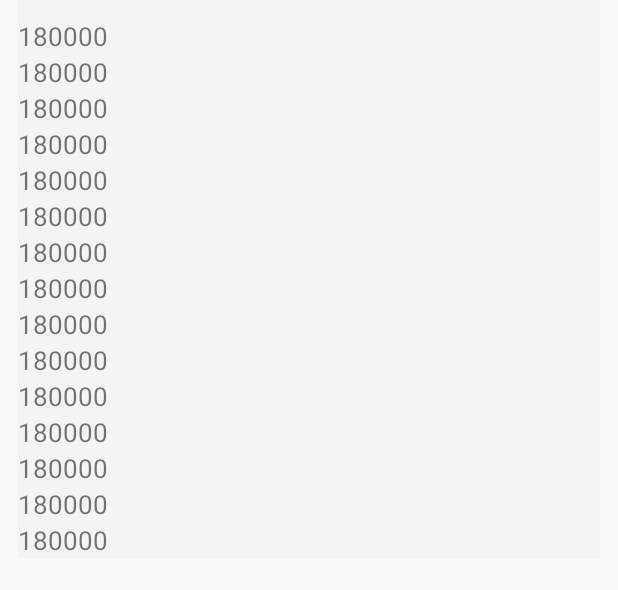
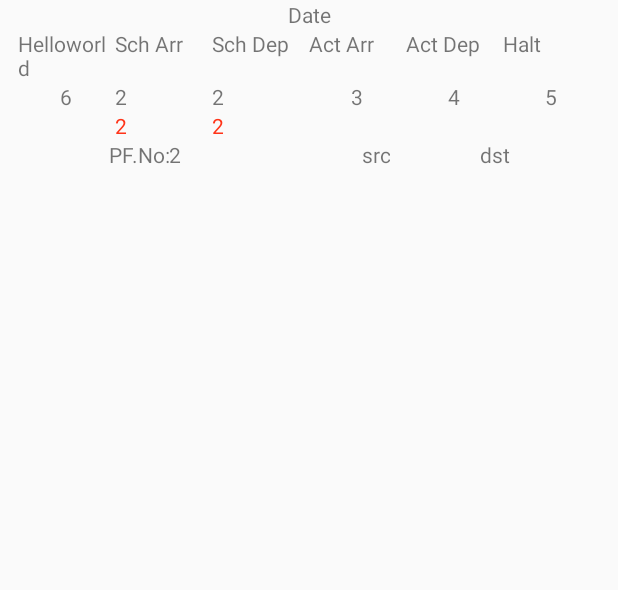
Before and after one commit to rishabhnayak/Indian-Railway-Train-Status, an Android app: the layout station_status_list_item.xml on its own in the app's theme, with its tools: preview values and no code run, on a phone screen of 412 x 824 dp. Shown: the top 590 px of the screen. Run offline under Robolectric (Android 15) with nearby library versions, the phone set to English and light mode, and no system bars.

Commit message:
Station statious sample layout

```diff
--- a/app/src/main/java/com/example/android/miwok/Station_Status.java
+++ b/app/src/main/java/com/example/android/miwok/Station_Status.java
@@ -243,7 +243,7 @@ public class Station_Status extends AppCompatActivity  {
 
                 stn_status_ItemList_Adaptor Adapter =new stn_status_ItemList_Adaptor(Station_Status.this,words);
 
-                ListView listView12= (ListView) findViewById(R.id.listview12);
+                ListView listView12= (ListView) findViewById(R.id.listview1);
                 listView12.setAdapter(Adapter);
 
 
--- a/app/src/main/java/com/example/android/miwok/stn_status_ItemList_Adaptor.java
+++ b/app/src/main/java/com/example/android/miwok/stn_status_ItemList_Adaptor.java
@@ -59,8 +59,8 @@ public class stn_status_ItemList_Adaptor extends ArrayAdapter<stn_status_Items_C
         TextView schDep = (TextView) listItemView.findViewById(R.id.schDep);
         schDep.setText(currentAndroidFlavor.getSchDep());
 
-        TextView schHalt = (TextView) listItemView.findViewById(R.id.schHalt);
-        schHalt.setText(currentAndroidFlavor.getSchHalt());
+       // TextView schHalt = (TextView) listItemView.findViewById(R.id.schHalt);
+        //schHalt.setText(currentAndroidFlavor.getSchHalt());
 
         TextView actArr = (TextView) listItemView.findViewById(R.id.actArr);
         actArr.setText(currentAndroidFlavor.getActArr());
--- a/app/src/main/res/layout/station_status_list_item.xml
+++ b/app/src/main/res/layout/station_status_list_item.xml
@@ -6,119 +6,194 @@
     android:paddingLeft="12dp"
     android:paddingRight="12dp"
     >
+        <LinearLayout
+            android:layout_width="match_parent"
+            android:layout_height="wrap_content"
+            >
+
+            <TextView
+                android:id="@+id/startDate"
+                android:layout_width="match_parent"
+                android:layout_height="wrap_content"
+                android:text="Date"
+
+                android:textAlignment="center"/>
+
+        </LinearLayout>
+
     <LinearLayout
         android:layout_width="match_parent"
         android:layout_height="wrap_content"
-        android:background="#f4f4f4"
-        android:orientation="vertical"
-        android:paddingTop="12dp"
+        android:orientation="horizontal"
         >
 
         <TextView
             android:id="@+id/trainNo"
+
+            android:layout_weight="1"
+            android:layout_width="0dp"
+            android:layout_height="wrap_content"
+            android:text="Helloworld"/>
+
+        <TextView
+
+            android:layout_weight="1"
+            android:layout_width="0dp"
+            android:layout_height="wrap_content"
+            android:text="Sch Arr"/>
+        <TextView
+            android:layout_weight="1"
+            android:layout_width="0dp"
+            android:layout_height="wrap_content"
+            android:text="Sch Dep"/>
+        <TextView
+            android:layout_weight="1"
+            android:layout_width="0dp"
+            android:layout_height="wrap_content"
+            android:text="Act Arr"/>
+        <TextView
+            android:layout_weight="1"
+            android:layout_width="0dp"
+            android:layout_height="wrap_content"
+            android:text="Act Dep"/>
+
+        <TextView
+            android:layout_weight="1"
+            android:layout_width="0dp"
+            android:layout_height="wrap_content"
+            android:text="Halt"/>
+
+
+    </LinearLayout>
+
+    <LinearLayout
+        android:layout_width="match_parent"
+        android:layout_height="wrap_content">
+        <TextView
+            android:textAlignment="center"
+            android:id="@+id/trainName"
+            android:layout_weight="1"
+            android:layout_width="0dp"
+            android:layout_height="wrap_content"
+            android:text="6"/>
+
+        <LinearLayout
+
+            android:layout_weight="1"
+            android:layout_width="0dp"
+            android:layout_height="wrap_content"
+            android:orientation="vertical"
+            >
+            <TextView
+                android:textAlignment="center"
+                android:id="@+id/schArr"
+
+                android:layout_weight="1"
+                android:layout_width="wrap_content"
+                android:layout_height="wrap_content"
+                android:text="2"/>
+            <TextView
+                android:textAlignment="center"
+                android:id="@+id/delayArr"
+                android:textColor="#ff3419"
+                android:layout_weight="1"
+                android:layout_width="wrap_content"
+                android:layout_height="wrap_content"
+                android:text="2"/>
+        </LinearLayout>
+        <LinearLayout
+            android:layout_weight="1"
+            android:layout_width="0dp"
+            android:layout_height="wrap_content"
+            android:orientation="vertical"
+            >
+            <TextView
+                android:textAlignment="center"
+                android:id="@+id/schDep"
+
+                android:layout_weight="1"
+                android:layout_width="wrap_content"
+                android:layout_height="wrap_content"
+                android:text="2"/>
+            <TextView
+                android:textAlignment="center"
+                android:id="@+id/delayDep"
+android:textColor="#ff3419"
+                android:layout_weight="1"
+                android:layout_width="wrap_content"
+                android:layout_height="wrap_content"
+                android:text="2"/>
+        </LinearLayout>
+        <TextView
+            android:textAlignment="center"
+            android:id="@+id/actArr"
+
+            android:layout_weight="1"
+            android:layout_width="0dp"
+            android:layout_height="wrap_content"
+            android:text="3"/>
+        <TextView
+            android:textAlignment="center"
+            android:id="@+id/actDep"
+
+            android:layout_weight="1"
+            android:layout_width="0dp"
+            android:layout_height="wrap_content"
+            android:text="4"/>
+
+        <TextView
+            android:textAlignment="center"
+            android:id="@+id/actHalt"
+
+            android:layout_weight="1"
+            android:layout_width="0dp"
+            android:layout_height="wrap_content"
+            android:text="5"/>
+
+
+    </LinearLayout>
+
+    <LinearLayout
+        android:layout_width="match_parent"
+        android:layout_height="wrap_content">
+        <TextView
+
+            android:layout_weight="1"
             android:layout_width="wrap_content"
             android:layout_height="wrap_content"
-            android:textSize="17sp"
-            android:text="180000"
-            android:textAllCaps="true"/>
+            android:textAlignment="textEnd"
+            android:text="PF.No:"/>
         <TextView
-            android:id="@+id/startDate"
+            android:id="@+id/pfNo"
+
+            android:layout_weight="1"
             android:layout_width="wrap_content"
             android:layout_height="wrap_content"
-            android:textSize="17sp"
-            android:text="180000"
-            android:textAllCaps="true"/>
+            android:text="2"/>
         <TextView
-            android:id="@+id/trainName"
+            android:id="@+id/trainSrc"
+
+            android:layout_weight="1"
             android:layout_width="wrap_content"
             android:layout_height="wrap_content"
-            android:textSize="17sp"
-            android:text="180000"
-            android:textAllCaps="true"/>
+            android:textAlignment="textEnd"
+            android:text="src"/>
         <TextView
-            android:id="@+id/trainSrc"
+
+            android:layout_weight="1"
             android:layout_width="wrap_content"
             android:layout_height="wrap_content"
-            android:textSize="17sp"
-            android:text="180000"
-            android:textAllCaps="true"/>
+            android:text=""/>
+
         <TextView
             android:id="@+id/trainDstn"
+
+            android:layout_weight="1"
+            android:textAlignment="textStart"
             android:layout_width="wrap_content"
             android:layout_height="wrap_content"
-            android:textSize="17sp"
-            android:text="180000"
-            android:textAllCaps="true"/>
-        <TextView
-            android:id="@+id/schArr"
-            android:layout_width="wrap_content"
-            android:layout_height="wrap_content"
-            android:textSize="17sp"
-            android:text="180000"
-            android:textAllCaps="true"/>
-        <TextView
-            android:id="@+id/schDep"
-            android:layout_width="wrap_content"
-            android:layout_height="wrap_content"
-            android:textSize="17sp"
-            android:text="180000"
-            android:textAllCaps="true"/>
-        <TextView
-            android:id="@+id/schHalt"
-            android:layout_width="wrap_content"
-            android:layout_height="wrap_content"
-            android:textSize="17sp"
-            android:text="180000"
-            android:textAllCaps="true"/>
-        <TextView
-            android:id="@+id/actArr"
-            android:layout_width="wrap_content"
-            android:layout_height="wrap_content"
-            android:textSize="17sp"
-            android:text="180000"
-            android:textAllCaps="true"/>
-        <TextView
-            android:id="@+id/delayArr"
-            android:layout_width="wrap_content"
-            android:layout_height="wrap_content"
-            android:textSize="17sp"
-            android:text="180000"
-            android:textAllCaps="true"/>
-        <TextView
-            android:id="@+id/actDep"
-            android:layout_width="wrap_content"
-            android:layout_height="wrap_content"
-            android:textSize="17sp"
-            android:text="180000"
-            android:textAllCaps="true"/>
-        <TextView
-            android:id="@+id/delayDep"
-            android:layout_width="wrap_content"
-            android:layout_height="wrap_content"
-            android:textSize="17sp"
-            android:text="180000"
-            android:textAllCaps="true"/>
-        <TextView
-            android:id="@+id/actHalt"
-            android:layout_width="wrap_content"
-            android:layout_height="wrap_content"
-            android:textSize="17sp"
-            android:text="180000"
-            android:textAllCaps="true"/>
-        <TextView
-            android:id="@+id/pfNo"
-            android:layout_width="wrap_content"
-            android:layout_height="wrap_content"
-            android:textSize="17sp"
-            android:text="180000"
-            android:textAllCaps="true"/>
-        <TextView
-            android:id="@+id/trainType"
-            android:layout_width="wrap_content"
-            android:layout_height="wrap_content"
-            android:textSize="17sp"
-            android:text="180000"
-            android:textAllCaps="true"/>
+            android:text="dst"/>
+
 
     </LinearLayout>
 
```
